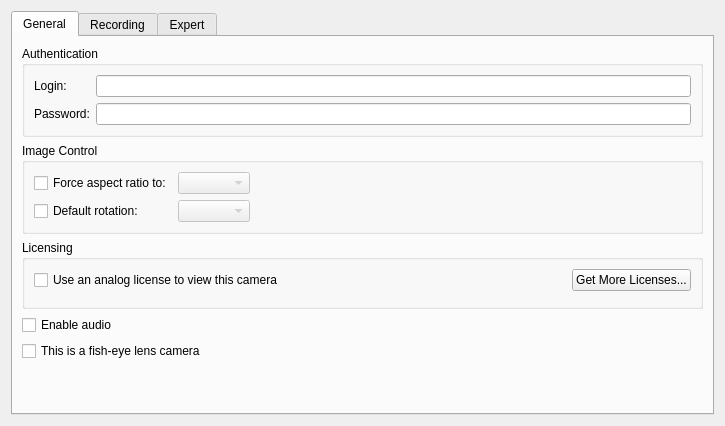
Qt form client/src/ui/widgets/properties/multiple_camera_settings_widget.ui (networkoptix/nx_open) before a commit.
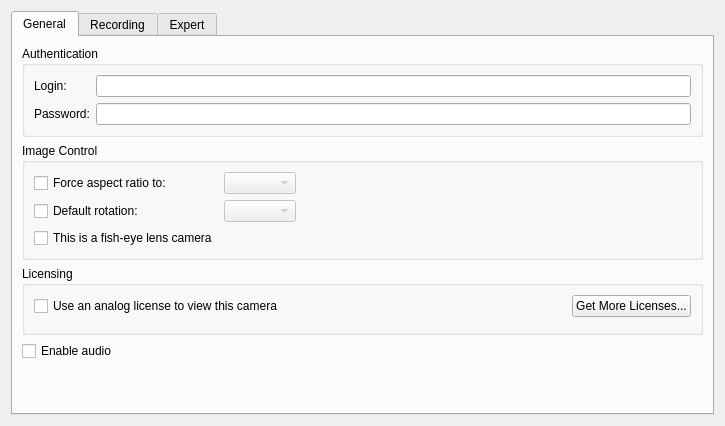
The same form after that commit. Custom widgets are drawn as their Qt base class.

Commit message:
(Feature #5788) - axis ui module - add camera driver
<==== Mercurial data ====>
Branch: dev_2.3.2_iomodule

Patch:
```diff
--- a/client/src/ui/widgets/properties/multiple_camera_settings_widget.ui
+++ b/client/src/ui/widgets/properties/multiple_camera_settings_widget.ui
@@ -125,6 +125,16 @@
             </property>
            </widget>
           </item>
+          <item row="2" column="0">
+           <widget class="QCheckBox" name="fisheyeCheckBox">
+            <property name="text">
+             <string>This is a fish-eye lens camera</string>
+            </property>
+            <property name="tristate">
+             <bool>true</bool>
+            </property>
+           </widget>
+          </item>
          </layout>
         </widget>
        </item>
@@ -184,16 +194,6 @@
          </property>
         </widget>
        </item>
-       <item>
-        <widget class="QCheckBox" name="fisheyeCheckBox">
-         <property name="text">
-          <string>This is a fish-eye lens camera</string>
-         </property>
-         <property name="tristate">
-          <bool>true</bool>
-         </property>
-        </widget>
-       </item>
        <item>
         <spacer name="verticalSpacer">
          <property name="orientation">
```
Left out of the diff: 2 changed lines with no effect on the pictures. The commit also changes 23 other files.
